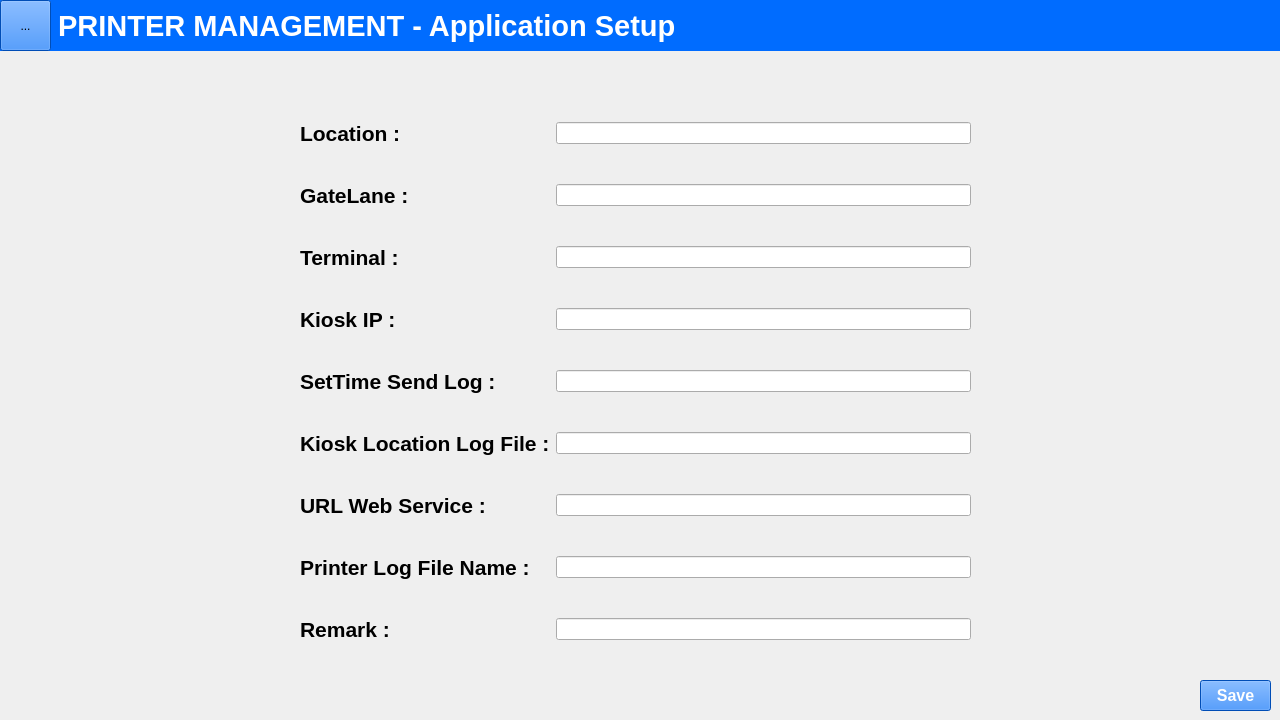
The window that Designer/application.ui (ParintonPrarom-148/Printer_Management_Program_For_Automated_Gate_System) describes before a commit, drawn with Qt 5.
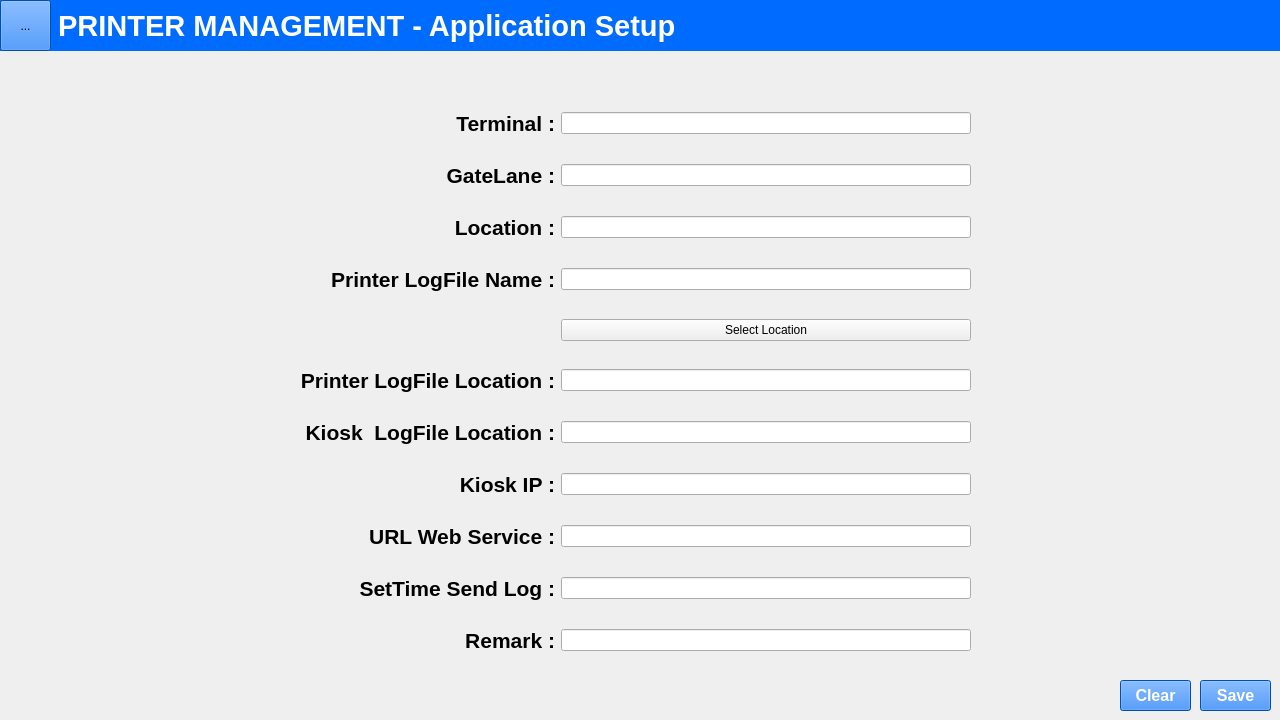
The same window after the commit. Icons and pictures are not drawn.

The edit to the form file:
```diff
--- a/Designer/application.ui
+++ b/Designer/application.ui
@@ -122,37 +122,7 @@
     </rect>
    </property>
    <layout class="QGridLayout" name="gridLayout">
-    <item row="8" column="1">
-     <widget class="QLineEdit" name="textRemark"/>
-    </item>
-    <item row="6" column="1">
-     <widget class="QLineEdit" name="textURLWebService"/>
-    </item>
-    <item row="7" column="1">
-     <widget class="QLineEdit" name="textPrinterLogFileName"/>
-    </item>
-    <item row="5" column="1">
-     <widget class="QLineEdit" name="textKioskLocationLogFile"/>
-    </item>
-    <item row="4" column="1">
-     <widget class="QLineEdit" name="textSetTimeSendLog"/>
-    </item>
-    <item row="6" column="0">
-     <widget class="QLabel" name="lbURLWebService">
-      <property name="font">
-       <font>
-        <family>Arial</family>
-        <pointsize>16</pointsize>
-        <weight>75</weight>
-        <bold>true</bold>
-       </font>
-      </property>
-      <property name="text">
-       <string>URL Web Service :</string>
-      </property>
-     </widget>
-    </item>
-    <item row="8" column="0">
+    <item row="10" column="0">
      <widget class="QLabel" name="lbRemark">
       <property name="font">
        <font>
@@ -165,28 +135,13 @@
       <property name="text">
        <string>Remark :</string>
       </property>
-     </widget>
-    </item>
-    <item row="7" column="0">
-     <widget class="QLabel" name="lbPrinterLogFileName">
-      <property name="font">
-       <font>
-        <family>Arial</family>
-        <pointsize>16</pointsize>
-        <weight>75</weight>
-        <bold>true</bold>
-       </font>
+      <property name="alignment">
+       <set>Qt::AlignRight|Qt::AlignTrailing|Qt::AlignVCenter</set>
       </property>
-      <property name="text">
-       <string>Printer Log File Name :</string>
-      </property>
      </widget>
     </item>
-    <item row="3" column="1">
-     <widget class="QLineEdit" name="textKioskIP"/>
-    </item>
-    <item row="3" column="0">
-     <widget class="QLabel" name="lbKioskIP">
+    <item row="6" column="0">
+     <widget class="QLabel" name="lbKioskLogFileLocation">
       <property name="font">
        <font>
         <family>Arial</family>
@@ -196,23 +151,14 @@
        </font>
       </property>
       <property name="text">
-       <string>Kiosk IP :</string>
+       <string>Kiosk  LogFile Location :</string>
       </property>
-     </widget>
-    </item>
-    <item row="1" column="1">
-     <widget class="QLineEdit" name="textGateLane"/>
-    </item>
-    <item row="0" column="1">
-     <widget class="QLineEdit" name="textLocation">
-      <property name="font">
-       <font>
-        <family>Arial</family>
-       </font>
+      <property name="alignment">
+       <set>Qt::AlignRight|Qt::AlignTrailing|Qt::AlignVCenter</set>
       </property>
      </widget>
     </item>
-    <item row="4" column="0">
+    <item row="9" column="0">
      <widget class="QLabel" name="lbSetTimeSendLog">
       <property name="font">
        <font>
@@ -225,12 +171,57 @@
       <property name="text">
        <string>SetTime Send Log :</string>
       </property>
+      <property name="alignment">
+       <set>Qt::AlignRight|Qt::AlignTrailing|Qt::AlignVCenter</set>
+      </property>
      </widget>
     </item>
-    <item row="2" column="1">
-     <widget class="QLineEdit" name="textTerminal"/>
+    <item row="3" column="1">
+     <widget class="QLineEdit" name="textPrinterLogFileName"/>
     </item>
-    <item row="2" column="0">
+    <item row="6" column="1">
+     <widget class="QLineEdit" name="textKioskLogFileLocation"/>
+    </item>
+    <item row="9" column="1">
+     <widget class="QLineEdit" name="textSetTimeSendLog"/>
+    </item>
+    <item row="3" column="0">
+     <widget class="QLabel" name="lbPrinterLogFileName">
+      <property name="font">
+       <font>
+        <family>Arial</family>
+        <pointsize>16</pointsize>
+        <weight>75</weight>
+        <bold>true</bold>
+       </font>
+      </property>
+      <property name="text">
+       <string>Printer LogFile Name :</string>
+      </property>
+      <property name="alignment">
+       <set>Qt::AlignRight|Qt::AlignTrailing|Qt::AlignVCenter</set>
+      </property>
+     </widget>
+    </item>
+    <item row="8" column="0">
+     <widget class="QLabel" name="lbURLWebService">
+      <property name="font">
+       <font>
+        <family>Arial</family>
+        <pointsize>16</pointsize>
+        <weight>75</weight>
+        <bold>true</bold>
+       </font>
+      </property>
+      <property name="text">
+       <string>URL Web Service :</string>
+      </property>
+      <property name="alignment">
+       <set>Qt::AlignRight|Qt::AlignTrailing|Qt::AlignVCenter</set>
+      </property>
+     </widget>
+    </item>
+    <item row="0" column="0">
      <widget class="QLabel" name="lbTerminal">
       <property name="font">
        <font>
@@ -243,24 +234,21 @@
       <property name="text">
        <string>Terminal :</string>
       </property>
+      <property name="alignment">
+       <set>Qt::AlignRight|Qt::AlignTrailing|Qt::AlignVCenter</set>
+      </property>
      </widget>
     </item>
-    <item row="5" column="0">
-     <widget class="QLabel" name="lbKioskLocationLogFile">
+    <item row="2" column="1">
+     <widget class="QLineEdit" name="textLocation">
       <property name="font">
        <font>
         <family>Arial</family>
-        <pointsize>16</pointsize>
-        <weight>75</weight>
-        <bold>true</bold>
        </font>
       </property>
-      <property name="text">
-       <string>Kiosk Location Log File :</string>
-      </property>
      </widget>
     </item>
-    <item row="0" column="0">
+    <item row="2" column="0">
      <widget class="QLabel" name="lbLocation">
       <property name="font">
        <font>
@@ -273,8 +261,41 @@
       <property name="text">
        <string>Location :</string>
       </property>
+      <property name="alignment">
+       <set>Qt::AlignRight|Qt::AlignTrailing|Qt::AlignVCenter</set>
+      </property>
      </widget>
     </item>
+    <item row="1" column="1">
+     <widget class="QLineEdit" name="textGateLane"/>
+    </item>
+    <item row="5" column="0">
+     <widget class="QLabel" name="lbPrinterLogFileLocation">
+      <property name="font">
+       <font>
+        <family>Arial</family>
+        <pointsize>16</pointsize>
+        <weight>75</weight>
+        <bold>true</bold>
+       </font>
+      </property>
+      <property name="text">
+       <string>Printer LogFile Location :</string>
+      </property>
+      <property name="alignment">
+       <set>Qt::AlignRight|Qt::AlignTrailing|Qt::AlignVCenter</set>
+      </property>
+     </widget>
+    </item>
+    <item row="8" column="1">
+     <widget class="QLineEdit" name="textURLWebService"/>
+    </item>
+    <item row="10" column="1">
+     <widget class="QLineEdit" name="textRemark"/>
+    </item>
+    <item row="5" column="1">
+     <widget class="QLineEdit" name="textPrinterLogFileLocation"/>
+    </item>
     <item row="1" column="0">
      <widget class="QLabel" name="lbGateLane">
       <property name="font">
@@ -288,10 +309,69 @@
       <property name="text">
        <string>GateLane :</string>
       </property>
+      <property name="alignment">
+       <set>Qt::AlignRight|Qt::AlignTrailing|Qt::AlignVCenter</set>
+      </property>
      </widget>
     </item>
+    <item row="0" column="1">
+     <widget class="QLineEdit" name="textTerminal"/>
+    </item>
+    <item row="4" column="1">
+     <widget class="QPushButton" name="btnSelectPrinterLogfileLocation">
+      <property name="text">
+       <string>Select Location</string>
+      </property>
+     </widget>
+    </item>
+    <item row="7" column="0">
+     <widget class="QLabel" name="lbKioskIP">
+      <property name="font">
+       <font>
+        <family>Arial</family>
+        <pointsize>16</pointsize>
+        <weight>75</weight>
+        <bold>true</bold>
+       </font>
+      </property>
+      <property name="text">
+       <string>Kiosk IP :</string>
+      </property>
+      <property name="alignment">
+       <set>Qt::AlignRight|Qt::AlignTrailing|Qt::AlignVCenter</set>
+      </property>
+     </widget>
+    </item>
+    <item row="7" column="1">
+     <widget class="QLineEdit" name="textKioskIP"/>
+    </item>
    </layout>
   </widget>
+  <widget class="QPushButton" name="btnClearEnv">
+   <property name="geometry">
+    <rect>
+     <x>1120</x>
+     <y>680</y>
+     <width>71</width>
+     <height>31</height>
+    </rect>
+   </property>
+   <property name="font">
+    <font>
+     <family>Arial</family>
+     <pointsize>12</pointsize>
+     <weight>75</weight>
+     <bold>true</bold>
+    </font>
+   </property>
+   <property name="styleSheet">
+    <string notr="true">background-color: #006CFF;
+color:white;</string>
+   </property>
+   <property name="text">
+    <string>Clear</string>
+   </property>
+  </widget>
  </widget>
  <resources/>
  <connections/>
```
